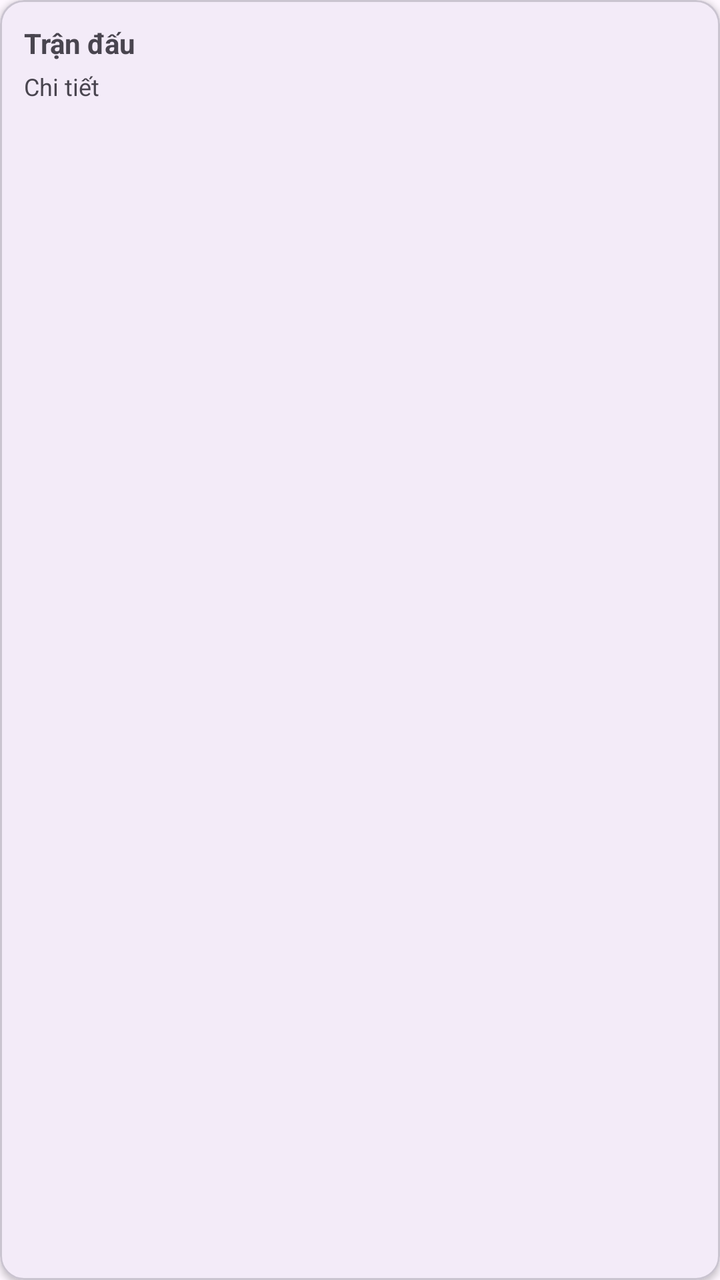
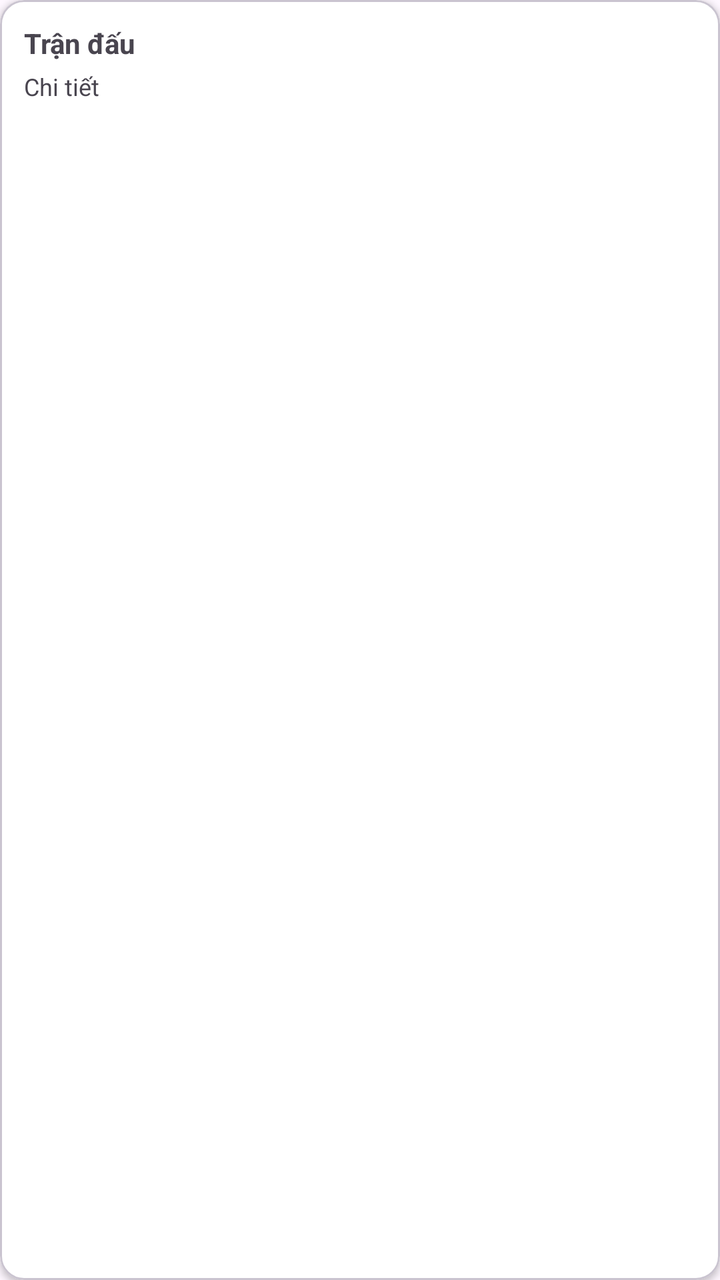

Two renders of the same Android screen: before a commit and after it. Below are the layout's source before the change and the commit's diff.
<!-- AndroidManifest.xml: application theme Theme.Pickleball -->
<!-- res/layout/item_match_list.xml -->
<?xml version="1.0" encoding="utf-8"?>
<com.google.android.material.card.MaterialCardView xmlns:android="http://schemas.android.com/apk/res/android"
    xmlns:app="http://schemas.android.com/apk/res-auto"
    android:layout_width="match_parent"
    android:layout_height="wrap_content"
    android:layout_marginHorizontal="4dp"
    app:cardCornerRadius="12dp"
    app:cardElevation="2dp">

    <LinearLayout
        android:layout_width="match_parent"
        android:layout_height="wrap_content"
        android:orientation="vertical"
        android:padding="12dp">

        <TextView
            android:id="@+id/itemTitle"
            android:layout_width="match_parent"
            android:layout_height="wrap_content"
            android:text="Trận đấu"
            android:textStyle="bold" />

        <TextView
            android:id="@+id/itemSubtitle"
            android:layout_width="match_parent"
            android:layout_height="wrap_content"
            android:layout_marginTop="4dp"
            android:text="Chi tiết"
            android:textSize="12sp" />
    </LinearLayout>

</com.google.android.material.card.MaterialCardView>
<!-- resources referenced by this layout -->
<resources>
  <style name="Theme.Pickleball" parent="Base.Theme.Pickleball" />
  <style name="Base.Theme.Pickleball" parent="Theme.Material3.DayNight.NoActionBar">
          
          
      </style>
</resources>

<!-- the commit's change to res/layout/item_match_list.xml (unified diff, before → after) -->
@@ -3,7 +3,7 @@
     xmlns:app="http://schemas.android.com/apk/res-auto"
     android:layout_width="match_parent"
     android:layout_height="wrap_content"
-    android:layout_marginHorizontal="4dp"
+    app:cardBackgroundColor="@android:color/white"
     app:cardCornerRadius="12dp"
     app:cardElevation="2dp">
 
@@ -18,7 +18,7 @@
             android:layout_width="match_parent"
             android:layout_height="wrap_content"
             android:text="Trận đấu"
-            android:textStyle="bold" />
+            android:textStyle="bold"/>
 
         <TextView
             android:id="@+id/itemSubtitle"
@@ -26,7 +26,6 @@
             android:layout_height="wrap_content"
             android:layout_marginTop="4dp"
             android:text="Chi tiết"
-            android:textSize="12sp" />
+            android:textSize="12sp"/>
     </LinearLayout>
-
 </com.google.android.material.card.MaterialCardView>
